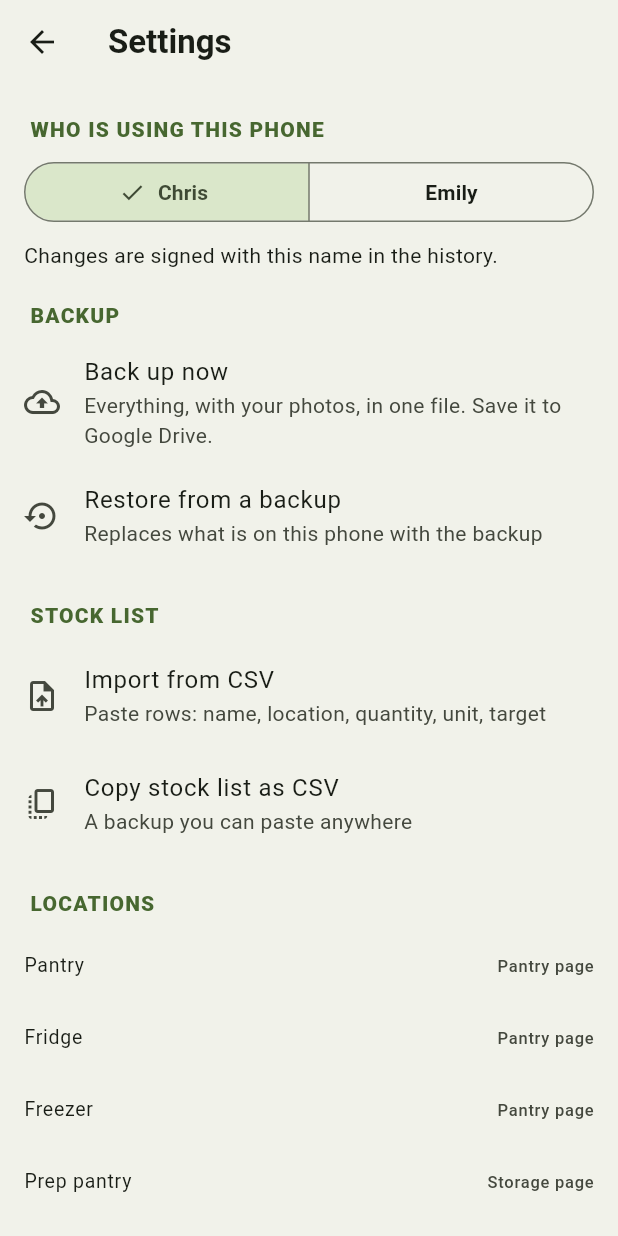
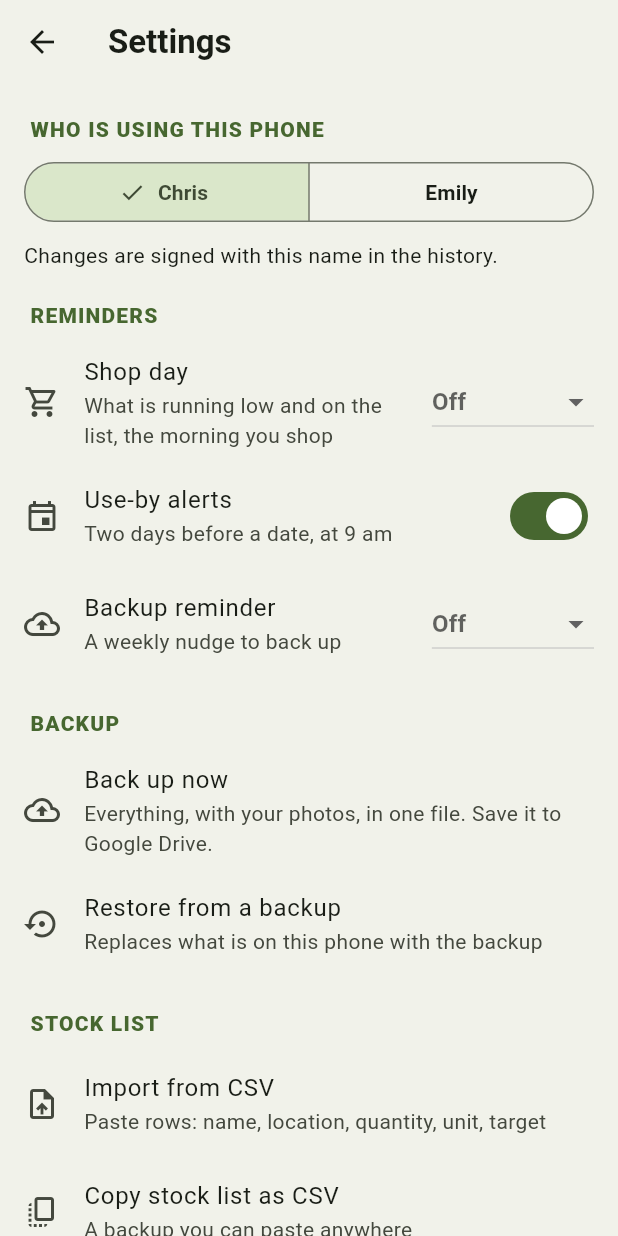
Before and after one commit to combinationsoupstudio/pantry-app, a Flutter app: the screen it shows after launch, scrolled down 162 dp, after a tap on the "settings" icon, on a phone screen of 412 x 824 dp. Run offline on Flutter 3.47's test engine with Material 3 defaults, Android fonts, the phone set to English and light mode, and no system bars; our stand-ins replace file_picker, flutter_local_notifications, image_picker, material_ui, share_plus, speech_to_text and 1 more; missing offline and left inert: mobile_scanner.

Commit message:
feat: reminders and say it to add it (v0.7.0) (#17)
* feat: reminders and say it to add it (v0.7.0)

- Shop-day, use-by and backup reminders as local notifications, re-booked on stock change
- Voice: phone speech recognition (en_AU) -> parsed lines -> list or stock
- Android: desugaring, notification/boot/microphone permissions, speech query (ADR 0008)
- 8 new tests (155 total)

Co-Authored-By: Claude Opus 5.5 <noreply@anthropic.com>
Claude-Session: https://claude.ai/code/session_01M63q4K2MUdGuMQSrokuugd

* build: compile against Android 37 for flutter_local_notifications 23

Only compileSdk; targetSdk and minSdk unchanged. Local release build passes.

Co-Authored-By: Claude Opus 5.5 <noreply@anthropic.com>
Claude-Session: https://claude.ai/code/session_01M63q4K2MUdGuMQSrokuugd

---------

Co-authored-by: Claude <noreply@anthropic.com>

```diff
--- a/lib/data/household_store.dart
+++ b/lib/data/household_store.dart
@@ -494,6 +494,9 @@ class HouseholdStore extends ChangeNotifier {
     return line;
   }
 
+  /// The stock item called [name] (ignoring case, plurals and punctuation).
+  StockItem? itemByName(String name) => _stockByName(name);
+
   StockItem? _stockByName(String name) {
     final key = nameKey(name);
     for (final i in _items) {
--- /dev/null
+++ b/lib/data/reminder_service.dart
@@ -0,0 +1,83 @@
+/// Books the planned reminders (logic/reminders.dart) as phone notifications,
+/// and books them again a moment after the stock changes, so "8 running low"
+/// is always today's number. Inexact timing (no exact-alarm permission): a
+/// reminder can come a few minutes late, which is fine for a shopping nudge.
+library;
+
+import 'dart:async';
+
+import 'package:flutter_local_notifications/flutter_local_notifications.dart';
+import 'package:timezone/data/latest_all.dart' as tzdata;
+import 'package:timezone/timezone.dart' as tz;
+
+import '../logic/reminders.dart';
+import 'household_store.dart';
+
+class ReminderService {
+  ReminderService(this.store);
+
+  /// The service the app runs; null in tests.
+  static ReminderService? instance;
+
+  final HouseholdStore store;
+  final _plugin = FlutterLocalNotificationsPlugin();
+  Timer? _debounce;
+  bool _ready = false;
+
+  static const _channel = AndroidNotificationDetails(
+    'pantry_reminders',
+    'Reminders',
+    channelDescription: 'Shop day, use-by dates and backups',
+    importance: Importance.defaultImportance,
+    priority: Priority.defaultPriority,
+  );
+
+  /// Sets up the plugin and books what is planned. The household is in NSW;
+  /// times are Sydney time (summer time handled by the time zone data).
+  Future<void> start() async {
+    tzdata.initializeTimeZones();
+    tz.setLocalLocation(tz.getLocation('Australia/Sydney'));
+    await _plugin.initialize(
+      settings: const InitializationSettings(android: AndroidInitializationSettings('@mipmap/ic_launcher')),
+    );
+    _ready = true;
+    store.addListener(_changed);
+    await sync();
+  }
+
+  /// Asks the phone for permission to show notifications (Android 13+).
+  /// True when they may be shown.
+  Future<bool> askPermission() async {
+    final android = _plugin.resolvePlatformSpecificImplementation<AndroidFlutterLocalNotificationsPlugin>();
+    return await android?.requestNotificationsPermission() ?? true;
+  }
+
+  void _changed() {
+    _debounce?.cancel();
+    _debounce = Timer(const Duration(seconds: 3), () => unawaited(sync()));
+  }
+
+  /// Cancels everything booked and books the current plan.
+  Future<void> sync() async {
+    if (!_ready) return;
+    final plan = planReminders(
+      items: store.items,
+      runningLow: store.runningLow.length,
+      onList: store.shopping.where((s) => !s.bought).length,
+      settings: ReminderSettings.from(store.setting),
+      now: DateTime.now(),
+    );
+    await _plugin.cancelAll();
+    for (final r in plan) {
+      await _plugin.zonedSchedule(
+        id: r.id,
+        scheduledDate: tz.TZDateTime(tz.local, r.when.year, r.when.month, r.when.day, r.when.hour, r.when.minute),
+        notificationDetails: const NotificationDetails(android: _channel),
+        androidScheduleMode: AndroidScheduleMode.inexactAllowWhileIdle,
+        title: r.title,
+        body: r.body,
+        matchDateTimeComponents: r.weekly ? DateTimeComponents.dayOfWeekAndTime : null,
+      );
+    }
+  }
+}
--- /dev/null
+++ b/lib/logic/reminders.dart
@@ -0,0 +1,134 @@
+/// What the phone should remind the household of, worked out from the stock.
+/// Plain logic: the notification service (data/reminder_service.dart)
+/// schedules what this plans, again every time the stock changes, so the
+/// words are always current. Nothing here talks to the phone.
+library;
+
+import '../models/models.dart';
+
+/// One reminder to show at [when] (local time), once or every week.
+class PlannedReminder {
+  const PlannedReminder({
+    required this.id,
+    required this.when,
+    required this.title,
+    required this.body,
+    this.weekly = false,
+  });
+  final int id;
+  final DateTime when;
+  final String title;
+  final String body;
+  final bool weekly;
+
+  @override
+  String toString() => '$id @ $when${weekly ? ' weekly' : ''}: $title / $body';
+}
+
+/// The household's reminder choices (kept in the store's settings).
+class ReminderSettings {
+  const ReminderSettings({this.shopDay, this.shopHour = 9, this.useBy = true, this.backupDay});
+
+  /// Weekday (1 = Monday ... 7 = Sunday) for the running-low reminder, or
+  /// null for none.
+  final int? shopDay;
+  final int shopHour;
+
+  /// Alerts two days before an item's use-by date (at 9 am).
+  final bool useBy;
+
+  /// Weekday for a weekly "back up the pantry" nudge at 7 pm, or null.
+  final int? backupDay;
+
+  factory ReminderSettings.from(T Function<T>(String key, T fallback) setting) => ReminderSettings(
+    shopDay: setting<int?>('remindShopDay', null),
+    shopHour: setting<int>('remindShopHour', 9),
+    useBy: setting<bool>('remindUseBy', true),
+    backupDay: setting<int?>('remindBackupDay', null),
+  );
+}
+
+const shopReminderId = 1;
+const backupReminderId = 2;
+
+/// At most this many use-by alerts are booked at once (Android keeps a few
+/// hundred; the household needs the soonest).
+const maxUseByAlerts = 40;
+
+/// The next [weekday] at [hour]:00 after [now] (today if still ahead).
+DateTime nextWeekday(DateTime now, int weekday, int hour) {
+  var d = DateTime(now.year, now.month, now.day, hour);
+  while (d.weekday != weekday || !d.isAfter(now)) {
+    d = DateTime(d.year, d.month, d.day + 1, hour);
+  }
+  return d;
+}
+
+/// A stable id for an item's use-by alert (well clear of 1 and 2).
+int useByIdFor(StockItem item) => 1000 + (item.id.hashCode & 0x3fffffff) % 1000000000;
+
+List<PlannedReminder> planReminders({
+  required List<StockItem> items,
+  required int runningLow,
+  required int onList,
+  required ReminderSettings settings,
+  required DateTime now,
+}) {
+  final out = <PlannedReminder>[];
+
+  final shopDay = settings.shopDay;
+  if (shopDay != null) {
+    final parts = [if (runningLow > 0) '$runningLow running low', if (onList > 0) '$onList on the list'];
+    out.add(
+      PlannedReminder(
+        id: shopReminderId,
+        when: nextWeekday(now, shopDay, settings.shopHour),
+        title: 'Shop day',
+        body: parts.isEmpty
+            ? 'Nothing running low. Check the pantry before you go.'
+            : '${parts.join(', ')}. Tap to check before you go.',
+        weekly: true,
+      ),
+    );
+  }
+
+  final backupDay = settings.backupDay;
+  if (backupDay != null) {
+    out.add(
+      PlannedReminder(
+        id: backupReminderId,
+        when: nextWeekday(now, backupDay, 19),
+        title: 'Back up the pantry',
+        body: 'Settings > Back up now keeps everything safe if a phone is lost.',
+        weekly: true,
+      ),
+    );
+  }
+
+  if (settings.useBy) {
+    final dated = items.where((i) => i.useBy != null && i.quantity > 0).toList()
+      ..sort((a, b) => a.useBy!.compareTo(b.useBy!));
+    var booked = 0;
+    for (final i in dated) {
+      if (booked >= maxUseByAlerts) break;
+      final d = i.useBy!;
+      final day = DateTime(d.year, d.month, d.day);
+      // Two days before at 9 am; the day before if that has passed; skip if
+      // even that has passed (the dates page shows it).
+      var at = DateTime(day.year, day.month, day.day - 2, 9);
+      if (!at.isAfter(now)) at = DateTime(day.year, day.month, day.day - 1, 9);
+      if (!at.isAfter(now)) continue;
+      final daysBefore = day.difference(DateTime(at.year, at.month, at.day)).inDays;
+      out.add(
+        PlannedReminder(
+          id: useByIdFor(i),
+          when: at,
+          title: '${i.name}: use by ${daysBefore == 1 ? 'tomorrow' : '${d.day}/${d.month}'}',
+          body: 'Use it or move it to the front.',
+        ),
+      );
+      booked++;
+    }
+  }
+  return out;
+}
--- a/lib/main.dart
+++ b/lib/main.dart
@@ -3,6 +3,7 @@ import 'package:material_ui/material_ui.dart';
 import 'app.dart';
 import 'data/household_store.dart';
 import 'data/picture_finder.dart';
+import 'data/reminder_service.dart';
 import 'data/storage_backend.dart';
 
 Future<void> main() async {
@@ -12,4 +13,11 @@ Future<void> main() async {
   runApp(PantryApp(store: store));
   // Pictures for items that have none fill in quietly in the background.
   PictureFinder.instance = PictureFinder(store)..nudge();
+  // Reminders the household turned on are booked (and re-booked as stock changes).
+  ReminderService.instance = ReminderService(store);
+  try {
+    await ReminderService.instance!.start();
+  } catch (_) {
+    // A phone without notification support still runs the app.
+  }
 }
--- a/lib/ui/pages/settings_page.dart
+++ b/lib/ui/pages/settings_page.dart
@@ -1,5 +1,6 @@
 import 'package:material_ui/material_ui.dart';
 
+import '../../data/reminder_service.dart';
 import '../../data/backup.dart';
 
 import 'package:flutter/services.dart';
@@ -39,6 +40,8 @@ class SettingsPage extends StatelessWidget {
             padding: EdgeInsets.fromLTRB(16, 8, 16, 0),
             child: Text('Changes are signed with this name in the history.'),
           ),
+          const SectionHeader('Reminders'),
+          const _Reminders(),
           const SectionHeader('Backup'),
           ListTile(
             key: const ValueKey('backup-now'),
@@ -245,3 +248,87 @@ Future<void> _restore(BuildContext context) async {
     messenger.showSnackBar(SnackBar(content: Text('Restore failed: $e')));
   }
 }
+
+const _days = ['Monday', 'Tuesday', 'Wednesday', 'Thursday', 'Friday', 'Saturday', 'Sunday'];
+
+/// Shop-day, use-by and backup reminders. Turning one on asks the phone for
+/// permission to show notifications.
+class _Reminders extends StatelessWidget {
+  const _Reminders();
+
+  Future<void> _set(BuildContext context, String key, Object? value) async {
+    final store = StoreScope.read(context);
+    final messenger = ScaffoldMessenger.of(context);
+    final service = ReminderService.instance;
+    if (value != null && value != false && service != null) {
+      final ok = await service.askPermission();
+      if (!ok) {
+        messenger.showSnackBar(
+          const SnackBar(content: Text('Notifications are off for this app. Turn them on in the phone settings.')),
+        );
+      }
+    }
+    await store.setSetting(key, value);
+    await service?.sync();
+  }
+
+  @override
+  Widget build(BuildContext context) {
+    final store = StoreScope.of(context);
+    final shopDay = store.setting<int?>('remindShopDay', null);
+    final shopHour = store.setting<int>('remindShopHour', 9);
+    final backupDay = store.setting<int?>('remindBackupDay', null);
+    final useBy = store.setting<bool>('remindUseBy', true);
+    Widget dayPicker(String key, int? value) => DropdownButton<int>(
+      value: value,
+      hint: const Text('Off'),
+      items: [
+        const DropdownMenuItem<int>(value: 0, child: Text('Off')),
+        for (var d = 1; d <= 7; d++) DropdownMenuItem(value: d, child: Text(_days[d - 1])),
+      ],
+      onChanged: (v) => _set(context, key, v == 0 ? null : v),
+    );
+    return Column(
+      children: [
+        ListTile(
+          key: const ValueKey('remind-shop'),
+          leading: const Icon(Icons.shopping_cart_outlined),
+          title: const Text('Shop day'),
+          subtitle: Text(
+            shopDay == null
+                ? 'What is running low and on the list, the morning you shop'
+                : '${_days[shopDay - 1]}s at ${shopHour > 12 ? shopHour - 12 : shopHour} ${shopHour >= 12 ? 'pm' : 'am'}',
+          ),
+          trailing: dayPicker('remindShopDay', shopDay),
+        ),
+        if (shopDay != null)
+          ListTile(
+            title: const Text('Time'),
+            trailing: DropdownButton<int>(
+              value: shopHour,
+              items: [
+                for (var h = 6; h <= 20; h++)
+                  DropdownMenuItem(value: h, child: Text('${h > 12 ? h - 12 : h} ${h >= 12 ? 'pm' : 'am'}')),
+              ],
+              onChanged: (v) => _set(context, 'remindShopHour', v),
+            ),
+          ),
+        SwitchListTile(
+          key: const ValueKey('remind-useby'),
+          secondary: const Icon(Icons.event_outlined),
+          title: const Text('Use-by alerts'),
+          subtitle: const Text('Two days before a date, at 9 am'),
+          value: useBy,
+          onChanged: (v) => _set(context, 'remindUseBy', v),
+        ),
+        ListTile(
+          key: const ValueKey('remind-backup'),
+          leading: const Icon(Icons.cloud_upload_outlined),
+          title: const Text('Backup reminder'),
+          subtitle: Text(backupDay == null ? 'A weekly nudge to back up' : '${_days[backupDay - 1]}s at 7 pm'),
+          trailing: dayPicker('remindBackupDay', backupDay),
+        ),
+      ],
+    );
+  }
+}
--- a/lib/ui/pages/shopping_page.dart
+++ b/lib/ui/pages/shopping_page.dart
@@ -1,5 +1,6 @@
 import 'package:material_ui/material_ui.dart';
 
+import '../widgets/voice_add.dart';
 import '../../data/store_scope.dart';
 import '../../models/models.dart';
 import '../widgets/common.dart';
@@ -26,6 +27,12 @@ class ShoppingPage extends StatelessWidget {
           SliverAppBar.medium(
             title: const Text('Shopping list'),
             actions: [
+              IconButton(
+                key: const ValueKey('voice-shopping'),
+                tooltip: 'Say it to add it',
+                icon: const Icon(Icons.mic_none),
+                onPressed: () => showVoiceAdd(context),
+              ),
               if (boughtCount > 0)
                 TextButton.icon(
                   key: const ValueKey('put-away'),
--- a/lib/ui/widgets/stock_list_view.dart
+++ b/lib/ui/widgets/stock_list_view.dart
@@ -1,5 +1,6 @@
 import 'package:material_ui/material_ui.dart';
 
+import 'voice_add.dart';
 import 'scan_to_use.dart';
 import '../pages/stocktake_page.dart';
 import '../../data/store_scope.dart';
@@ -44,6 +45,16 @@ class _StockListViewState extends State<StockListView> {
             title: Text(widget.title),
             floating: true,
             actions: [
+              IconButton(
+                key: ValueKey('voice-${widget.kind.name}'),
+                tooltip: 'Say it to add it',
+                icon: const Icon(Icons.mic_none),
+                onPressed: () => showVoiceAdd(
+                  context,
+                  target: VoiceTarget.stock,
+                  locationId: _locationId ?? (widget.kind == LocationKind.pantry ? 'pantry' : 'prep'),
+                ),
+              ),
               IconButton(
                 key: ValueKey('scan-use-${widget.kind.name}'),
                 tooltip: 'Scan to use',
--- a/pubspec.yaml
+++ b/pubspec.yaml
@@ -16,7 +16,7 @@ publish_to: 'none' # Remove this line if you wish to publish to pub.dev
 # https://developer.apple.com/library/archive/documentation/General/Reference/InfoPlistKeyReference/Articles/CoreFoundationKeys.html
 # In Windows, build-name is used as the major, minor, and patch parts
 # of the product and file versions while build-number is used as the build suffix.
-version: 0.6.0+10
+version: 0.7.0+11
 
 environment:
   sdk: ^3.14.0
@@ -42,6 +42,9 @@ dependencies:
   image_picker: ^1.2.4
   share_plus: ^13.3.1
   file_picker: ^13.3.3
+  flutter_local_notifications: ^23.0.2
+  timezone: ^0.11.2
+  speech_to_text: ^7.5.0
 
 dev_dependencies:
   flutter_test:
```
Also changed, not shown: lib/logic/voice_parse.dart (added, +81 -0 lines), lib/ui/widgets/voice_add.dart (added, +198 -0 lines), pubspec.lock, 6 other files.
